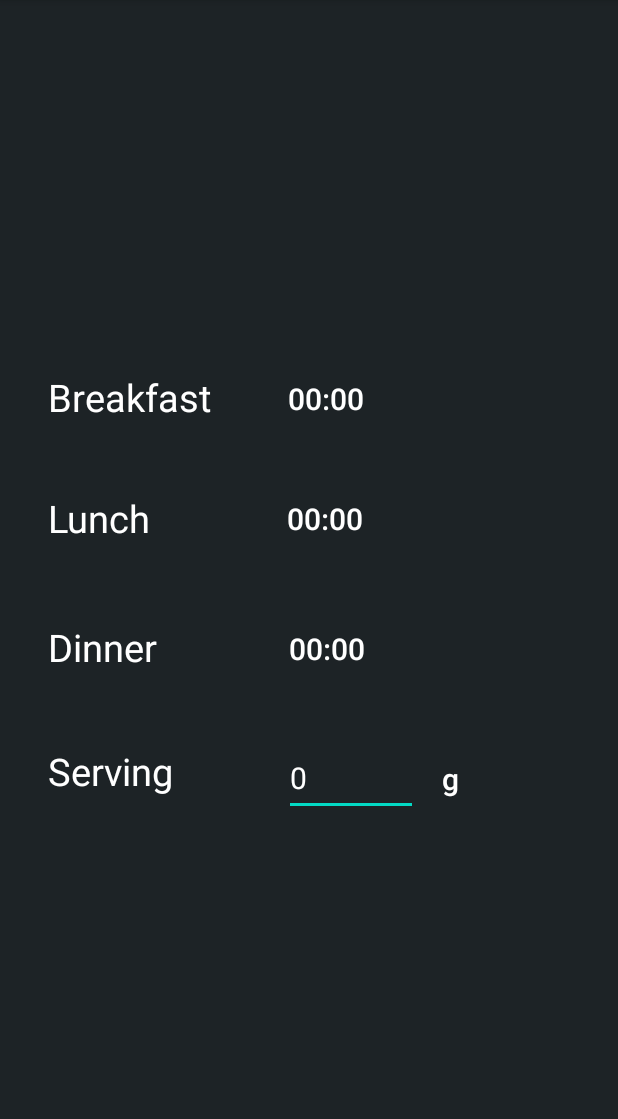
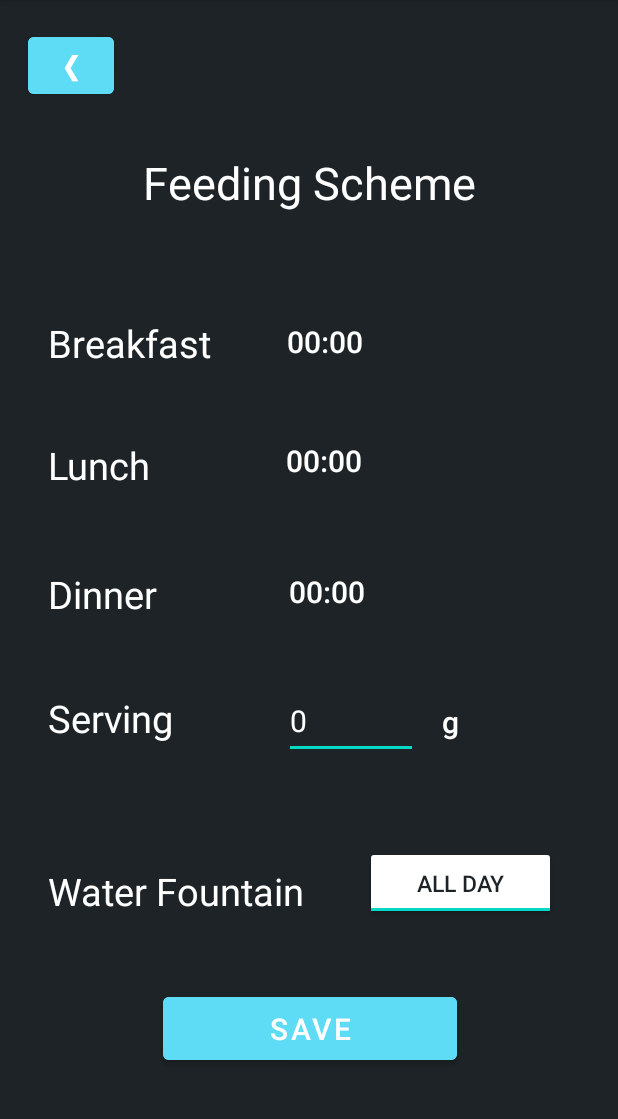
Before and after one commit to soniadeca28/SnackInator, an Android app: the FeedingScheme screen opened directly, with no data from a screen before it, on a phone screen of 412 x 824 dp, the part 84-1203 px from its top. Run offline under Robolectric (Android 15) with nearby library versions, the phone set to English and light mode, and no system bars.

Commit message:
Added water fountain switch, save button and functional back button

```diff
--- a/app/src/main/java/com/example/snackinator/FeedingScheme.java
+++ b/app/src/main/java/com/example/snackinator/FeedingScheme.java
@@ -4,16 +4,19 @@ import androidx.appcompat.app.AppCompatActivity;
 
 import android.app.AlertDialog;
 import android.app.TimePickerDialog;
+import android.content.Intent;
 import android.os.Bundle;
 import android.view.View;
 import android.widget.Button;
 import android.widget.TimePicker;
 
+import java.util.Calendar;
+import java.util.Date;
 import java.util.Locale;
 
 public class FeedingScheme extends AppCompatActivity {
 
-    Button breakfastTimeButton, lunchTimeButton, dinnerTimeButton;
+    Button breakfastTimeButton, lunchTimeButton, dinnerTimeButton, backToHomeButton, waterChoiceButton;
     int hour,minute;
 
     @Override
@@ -29,6 +32,16 @@ public class FeedingScheme extends AppCompatActivity {
 
         dinnerTimeButton = findViewById(R.id.dinnerTime);
         dinnerTimeButton.setOnClickListener(v->timePicker(v,dinnerTimeButton));
+
+        backToHomeButton = findViewById(R.id.backButton);
+        backToHomeButton.setOnClickListener(v->backToHomePage());
+
+        waterChoiceButton = findViewById(R.id.waterChoice);
+    }
+
+    private void backToHomePage() {
+        Intent intent = new Intent(this,MainActivity.class);
+        startActivity(intent);
     }
 
     public void timePicker(View view, Button btn)
--- a/app/src/main/res/layout/activity_feeding_scheme.xml
+++ b/app/src/main/res/layout/activity_feeding_scheme.xml
@@ -8,60 +8,18 @@
     tools:context=".FeedingScheme">
 
     <TextView
-        android:id="@+id/breakfast"
-        android:layout_width="123dp"
-        android:layout_height="36dp"
-        android:text="@string/breakfast"
+        android:id="@+id/feedingSchemeTitle"
+        android:layout_width="245dp"
+        android:layout_height="51dp"
+        android:text="@string/feedingScheme"
+        android:textAlignment="center"
         android:textColor="@color/white"
-        android:textSize="25sp"
+        android:textSize="30sp"
         app:layout_constraintBottom_toBottomOf="parent"
         app:layout_constraintEnd_toEndOf="parent"
-        app:layout_constraintHorizontal_bias="0.111"
         app:layout_constraintStart_toStartOf="parent"
         app:layout_constraintTop_toTopOf="parent"
-        app:layout_constraintVertical_bias="0.338" />
-
-    <TextView
-        android:id="@+id/lunch"
-        android:layout_width="123dp"
-        android:layout_height="36dp"
-        android:text="@string/lunch"
-        android:textColor="@color/white"
-        android:textSize="25sp"
-        app:layout_constraintBottom_toBottomOf="parent"
-        app:layout_constraintEnd_toEndOf="parent"
-        app:layout_constraintHorizontal_bias="0.111"
-        app:layout_constraintStart_toStartOf="parent"
-        app:layout_constraintTop_toTopOf="parent"
-        app:layout_constraintVertical_bias="0.448" />
-
-    <TextView
-        android:id="@+id/dinner"
-        android:layout_width="123dp"
-        android:layout_height="36dp"
-        android:text="@string/dinner"
-        android:textColor="@color/white"
-        android:textSize="25sp"
-        app:layout_constraintBottom_toBottomOf="parent"
-        app:layout_constraintEnd_toEndOf="parent"
-        app:layout_constraintHorizontal_bias="0.111"
-        app:layout_constraintStart_toStartOf="parent"
-        app:layout_constraintTop_toTopOf="parent"
-        app:layout_constraintVertical_bias="0.566" />
-
-    <TextView
-        android:id="@+id/serving"
-        android:layout_width="129dp"
-        android:layout_height="37dp"
-        android:text="@string/serving"
-        android:textColor="@color/white"
-        android:textSize="25sp"
-        app:layout_constraintBottom_toBottomOf="parent"
-        app:layout_constraintEnd_toEndOf="parent"
-        app:layout_constraintHorizontal_bias="0.113"
-        app:layout_constraintStart_toStartOf="parent"
-        app:layout_constraintTop_toTopOf="parent"
-        app:layout_constraintVertical_bias="0.68" />
+        app:layout_constraintVertical_bias="0.141" />
 
     <Button
         android:id="@+id/breakfastTime"
@@ -76,27 +34,10 @@
         android:textSize="20sp"
         app:layout_constraintBottom_toBottomOf="parent"
         app:layout_constraintEnd_toEndOf="parent"
-        app:layout_constraintHorizontal_bias="0.026"
+        app:layout_constraintHorizontal_bias="0.035"
         app:layout_constraintStart_toEndOf="@+id/breakfast"
         app:layout_constraintTop_toTopOf="parent"
-        app:layout_constraintVertical_bias="0.334" />
-
-    <Button
-        android:id="@+id/lunchTime"
-        style="?android:attr/borderlessButtonStyle"
-        android:layout_width="203dp"
-        android:layout_height="56dp"
-        android:layout_marginEnd="32dp"
-        android:backgroundTint="@color/dark_grey"
-        android:text="@string/_00_00"
-        android:textAlignment="textStart"
-        android:textSize="20sp"
-        app:layout_constraintBottom_toBottomOf="parent"
-        app:layout_constraintEnd_toEndOf="parent"
-        app:layout_constraintHorizontal_bias="0.952"
-        app:layout_constraintStart_toEndOf="@+id/lunch"
-        app:layout_constraintTop_toTopOf="parent"
-        app:layout_constraintVertical_bias="0.447" />
+        app:layout_constraintVertical_bias="0.281" />
 
     <Button
         android:id="@+id/dinnerTime"
@@ -114,7 +55,73 @@
         app:layout_constraintHorizontal_bias="0.0"
         app:layout_constraintStart_toEndOf="@+id/dinner"
         app:layout_constraintTop_toTopOf="parent"
-        app:layout_constraintVertical_bias="0.568" />
+        app:layout_constraintVertical_bias="0.515"
+        tools:ignore="DuplicateSpeakableTextCheck" />
+
+    <TextView
+        android:id="@+id/breakfast"
+        android:layout_width="123dp"
+        android:layout_height="36dp"
+        android:text="@string/breakfast"
+        android:textColor="@color/white"
+        android:textSize="25sp"
+        app:layout_constraintBottom_toBottomOf="parent"
+        app:layout_constraintEnd_toEndOf="parent"
+        app:layout_constraintHorizontal_bias="0.111"
+        app:layout_constraintStart_toStartOf="parent"
+        app:layout_constraintTop_toTopOf="parent"
+        app:layout_constraintVertical_bias="0.289" />
+
+    <EditText
+        android:id="@+id/servingSize"
+        android:layout_width="89dp"
+        android:layout_height="50dp"
+        android:layout_marginStart="28dp"
+        android:hint="@string/_0"
+        android:importantForAutofill="no"
+        android:inputType="number"
+        android:textAlignment="textStart"
+        android:textColor="@color/white"
+        android:textColorHint="@color/white"
+        android:textColorLink="@color/baby_blue"
+        android:textSize="20sp"
+        app:layout_constraintBottom_toBottomOf="parent"
+        app:layout_constraintEnd_toEndOf="parent"
+        app:layout_constraintHorizontal_bias="0.0"
+        app:layout_constraintStart_toEndOf="@+id/serving"
+        app:layout_constraintTop_toTopOf="parent"
+        app:layout_constraintVertical_bias="0.635" />
+
+    <TextView
+        android:id="@+id/dinner"
+        android:layout_width="123dp"
+        android:layout_height="36dp"
+        android:text="@string/dinner"
+        android:textColor="@color/white"
+        android:textSize="25sp"
+        app:layout_constraintBottom_toBottomOf="parent"
+        app:layout_constraintEnd_toEndOf="parent"
+        app:layout_constraintHorizontal_bias="0.111"
+        app:layout_constraintStart_toStartOf="parent"
+        app:layout_constraintTop_toTopOf="parent"
+        app:layout_constraintVertical_bias="0.517" />
+
+    <Button
+        android:id="@+id/lunchTime"
+        style="?android:attr/borderlessButtonStyle"
+        android:layout_width="203dp"
+        android:layout_height="56dp"
+        android:layout_marginEnd="32dp"
+        android:backgroundTint="@color/dark_grey"
+        android:text="@string/_00_00"
+        android:textAlignment="textStart"
+        android:textSize="20sp"
+        app:layout_constraintBottom_toBottomOf="parent"
+        app:layout_constraintEnd_toEndOf="parent"
+        app:layout_constraintHorizontal_bias="0.904"
+        app:layout_constraintStart_toEndOf="@+id/lunch"
+        app:layout_constraintTop_toTopOf="parent"
+        app:layout_constraintVertical_bias="0.392" />
 
     <Button
         android:id="@+id/grams"
@@ -129,29 +136,113 @@
         android:textSize="20sp"
         app:layout_constraintBottom_toBottomOf="parent"
         app:layout_constraintEnd_toEndOf="parent"
+        app:layout_constraintHorizontal_bias="0.0"
         app:layout_constraintStart_toEndOf="@+id/servingSize"
         app:layout_constraintTop_toTopOf="parent"
-        app:layout_constraintVertical_bias="0.688" />
+        app:layout_constraintVertical_bias="0.635" />
 
-    <EditText
-        android:id="@+id/servingSize"
-        android:layout_width="89dp"
-        android:layout_height="50dp"
-        android:layout_marginStart="28dp"
-        android:hint="@string/_0"
-        android:textAlignment="textStart"
+    <Button
+        android:id="@+id/saveButton"
+        style="?android:attr/buttonCornerRadius"
+        android:layout_width="196dp"
+        android:layout_height="54dp"
+        android:layout_marginTop="46dp"
+        android:backgroundTint="@color/light_blue"
+        android:text="@string/save"
         android:textColor="@color/white"
-        android:textColorHint="@color/white"
-        android:textColorLink="@color/baby_blue"
         android:textSize="20sp"
         app:layout_constraintBottom_toBottomOf="parent"
         app:layout_constraintEnd_toEndOf="parent"
+        app:layout_constraintHorizontal_bias="0.502"
+        app:layout_constraintStart_toStartOf="parent"
+        app:layout_constraintTop_toBottomOf="@+id/water"
+        app:layout_constraintVertical_bias="0.0"
+        tools:ignore="TextContrastCheck"
+        tools:targetApi="p" />
+
+    <TextView
+        android:id="@+id/lunch"
+        android:layout_width="123dp"
+        android:layout_height="36dp"
+        android:text="@string/lunch"
+        android:textColor="@color/white"
+        android:textSize="25sp"
+        app:layout_constraintBottom_toBottomOf="parent"
+        app:layout_constraintEnd_toEndOf="parent"
+        app:layout_constraintHorizontal_bias="0.111"
+        app:layout_constraintStart_toStartOf="parent"
+        app:layout_constraintTop_toTopOf="parent"
+        app:layout_constraintVertical_bias="0.4" />
+
+    <TextView
+        android:id="@+id/water"
+        android:layout_width="174dp"
+        android:layout_height="36dp"
+        android:text="@string/water"
+        android:textColor="@color/white"
+        android:textSize="25sp"
+        app:layout_constraintBottom_toBottomOf="parent"
+        app:layout_constraintEnd_toEndOf="parent"
+        app:layout_constraintHorizontal_bias="0.135"
+        app:layout_constraintStart_toStartOf="parent"
+        app:layout_constraintTop_toTopOf="parent"
+        app:layout_constraintVertical_bias="0.788" />
+
+    <ToggleButton
+        android:id="@+id/waterChoice"
+        android:layout_width="127dp"
+        android:layout_height="49dp"
+        android:layout_marginStart="37dp"
+        android:layout_marginTop="59dp"
+        android:layout_marginBottom="45dp"
+        android:textOff="@string/once_a_day"
+        android:textOn="@string/all_day"
+        android:textSize="15sp"
+        android:textColor="@color/dark_grey"
+        android:backgroundTint="@color/white"
+        android:backgroundTintMode="multiply"
+        android:textColorLink="@color/baby_blue"
+        android:checked="true"
+        app:layout_constraintBottom_toTopOf="@+id/saveButton"
+        app:layout_constraintEnd_toEndOf="parent"
         app:layout_constraintHorizontal_bias="0.0"
-        app:layout_constraintStart_toEndOf="@+id/serving"
+        app:layout_constraintStart_toEndOf="@+id/water"
+        app:layout_constraintTop_toBottomOf="@+id/grams"
+        app:layout_constraintVertical_bias="1.0"
+        tools:ignore="TouchTargetSizeCheck" />
+
+    <TextView
+        android:id="@+id/serving"
+        android:layout_width="129dp"
+        android:layout_height="37dp"
+        android:text="@string/serving"
+        android:textColor="@color/white"
+        android:textSize="25sp"
+        app:layout_constraintBottom_toBottomOf="parent"
+        app:layout_constraintEnd_toEndOf="parent"
+        app:layout_constraintHorizontal_bias="0.113"
+        app:layout_constraintStart_toStartOf="parent"
         app:layout_constraintTop_toTopOf="parent"
-        app:layout_constraintVertical_bias="0.688"
-        android:importantForAutofill="no"
-        android:inputType="number" />
+        app:layout_constraintVertical_bias="0.631" />
+
+    <Button
+        android:id="@+id/backButton"
+        style="?android:attr/buttonCornerRadius"
+        android:layout_width="57dp"
+        android:layout_height="50dp"
+        android:layout_marginTop="16dp"
+        android:layout_marginBottom="30dp"
+        android:backgroundTint="@color/light_blue"
+        android:text="@string/back"
+        android:textColor="@color/white"
+        android:textSize="20sp"
+        app:layout_constraintBottom_toTopOf="@+id/feedingSchemeTitle"
+        app:layout_constraintEnd_toEndOf="parent"
+        app:layout_constraintHorizontal_bias="0.052"
+        app:layout_constraintStart_toStartOf="parent"
+        app:layout_constraintTop_toTopOf="parent"
+        tools:ignore="TextContrastCheck"
+        tools:targetApi="p" />
 
 
 </androidx.constraintlayout.widget.ConstraintLayout>
--- a/app/src/main/res/layout/activity_main.xml
+++ b/app/src/main/res/layout/activity_main.xml
@@ -43,6 +43,7 @@
         android:backgroundTint="@color/baby_blue"
         android:ems="10"
         android:hint="@string/code"
+        android:textSize="20sp"
         android:importantForAutofill="no"
         android:inputType="text"
         android:textColor="@color/white"
--- a/app/src/main/res/values/strings.xml
+++ b/app/src/main/res/values/strings.xml
@@ -14,4 +14,10 @@
     <string name="g">g</string>
     <string name="_100">100</string>
     <string name="_0">0</string>
+    <string name="water">Water Fountain</string>
+    <string name="save">Save</string>
+    <string name="back">❮</string>
+    <string name="feedingScheme">Feeding Scheme</string>
+    <string name="once_a_day">Once a day</string>
+    <string name="all_day">All day</string>
 </resources>
```
